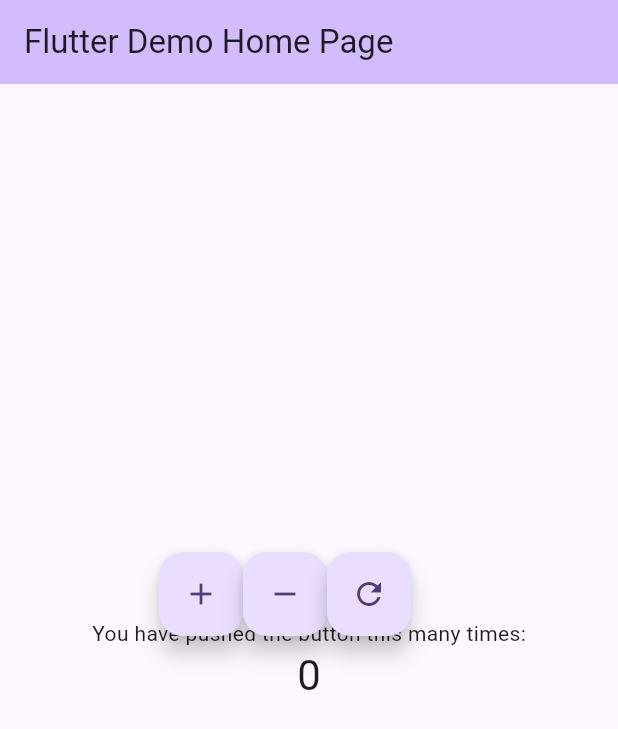
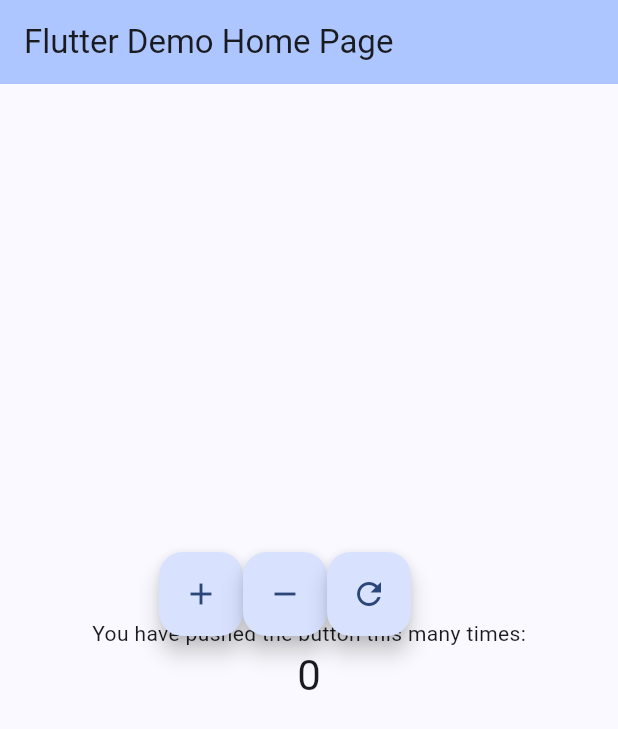
Before and after one commit to AbdurazzoqAbdugafforov/counterdemo, a Flutter app: the screen it shows after launch, on a phone screen of 412 x 824 dp. Shown: the top 729 px of the screen. Run offline on Flutter 3.47's test engine with Material 2 defaults, Android fonts, the phone set to English and light mode, and no system bars.

```diff
--- a/lib/main.dart
+++ b/lib/main.dart
@@ -7,28 +7,12 @@ void main() {
 class MyApp extends StatelessWidget {
   const MyApp({super.key});
 
-  // This widget is the root of your application.
   @override
   Widget build(BuildContext context) {
     return MaterialApp(
-      title: 'Flutter Demo',
+      title: 'Test Project',
       theme: ThemeData(
-        // This is the theme of your application.
-        //
-        // TRY THIS: Try running your application with "flutter run". You'll see
-        // the application has a blue toolbar. Then, without quitting the app,
-        // try changing the seedColor in the colorScheme below to Colors.green
-        // and then invoke "hot reload" (save your changes or press the "hot
-        // reload" button in a Flutter-supported IDE, or press "r" if you used
-        // the command line to start the app).
-        //
-        // Notice that the counter didn't reset back to zero; the application
-        // state is not lost during the reload. To reset the state, use hot
-        // restart instead.
-        //
-        // This works for code too, not just values: Most code changes can be
-        // tested with just a hot reload.
-        colorScheme: ColorScheme.fromSeed(seedColor: Colors.deepPurple),
+        colorScheme: ColorScheme.fromSeed(seedColor: Colors.blueAccent),
         useMaterial3: true,
       ),
       home: const MyHomePage(title: 'Flutter Demo Home Page'),
@@ -38,15 +22,6 @@ class MyApp extends StatelessWidget {
 
 class MyHomePage extends StatefulWidget {
   const MyHomePage({super.key, required this.title});
-
-  // This widget is the home page of your application. It is stateful, meaning
-  // that it has a State object (defined below) that contains fields that affect
-  // how it looks.
-
-  // This class is the configuration for the state. It holds the values (in this
-  // case the title) provided by the parent (in this case the App widget) and
-  // used by the build method of the State. Fields in a Widget subclass are
-  // always marked "final".
 
   final String title;
 
@@ -67,16 +42,19 @@ class _MyHomePageState extends State<MyHomePage> {
       _counter++;
     });
   }
-  void _incrementSubtractor(){
+
+  void _incrementSubtractor() {
     setState(() {
       _counter--;
     });
   }
-  void _incrementResult(){
+
+  void _incrementResult() {
     setState(() {
       _counter = 0;
     });
   }
+
   @override
   Widget build(BuildContext context) {
     // This method is rerun every time setState is called, for instance as done
@@ -112,7 +90,8 @@ class _MyHomePageState extends State<MyHomePage> {
         ),
       ),
       floatingActionButton: Center(
-        child: Row(mainAxisAlignment: MainAxisAlignment.center,
+        child: Row(
+          mainAxisAlignment: MainAxisAlignment.center,
           children: [
             FloatingActionButton(
               onPressed: _incrementCounter,
@@ -129,7 +108,6 @@ class _MyHomePageState extends State<MyHomePage> {
               tooltip: 'Result',
               child: const Icon(Icons.refresh),
             ),
-
           ],
         ),
       ),
```
Lines whose indentation alone changed are shown as unchanged.
